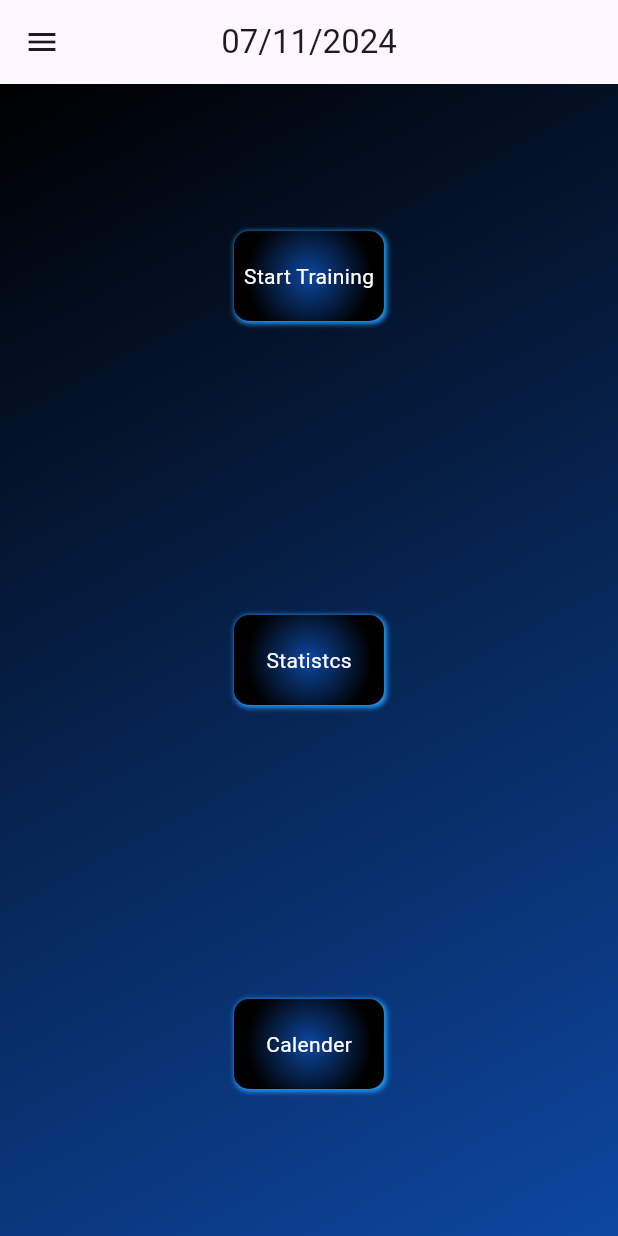
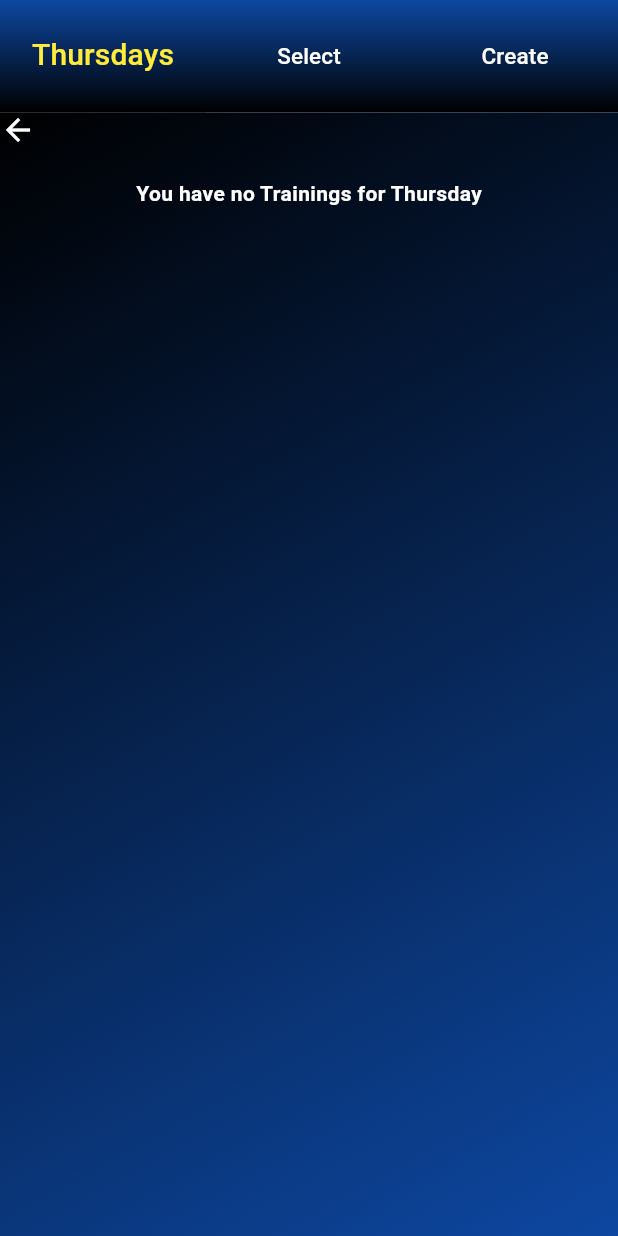
Before and after one commit to housnizalam/gym_app, a Flutter app: the HomeWidget screen opened directly, after a tap on "Start Training", on a phone screen of 412 x 824 dp. Run offline on Flutter 3.47's test engine with Material 3 defaults, Android fonts, the phone set to English and light mode, and no system bars; our stand-ins replace flutter_riverpod, table_calendar.

Commit message:
training widgets

```diff
--- a/lib/globals/extensionen/date_time.dart
+++ b/lib/globals/extensionen/date_time.dart
@@ -1,4 +1,26 @@
 extension DateTimeExtension on DateTime {
-  String get formattedDate => '${day>9?day:'0$day'}/${month>9?month:'0$month'}/$year';
-  bool isSameDay(DateTime other) => year == other.year && month == other.month && day == other.day;
+  String get formattedDate =>
+      '${day > 9 ? day : '0$day'}/${month > 9 ? month : '0$month'}/$year';
+  bool isSameDay(DateTime other) =>
+      year == other.year && month == other.month && day == other.day;
+  String get todayAsWeakday {
+    switch (weekday) {
+      case 1:
+        return 'Monday';
+      case 2:
+        return 'Tuesday';
+      case 3:
+        return 'Wednesday';
+      case 4:
+        return 'Thursday';
+      case 5:
+        return 'Friday';
+      case 6:
+        return 'Saturday';
+      case 7:
+        return 'Sunday';
+      default:
+        return '';
+    }
   }
+}
--- a/lib/globals/extensionen/navigator.dart
+++ b/lib/globals/extensionen/navigator.dart
@@ -16,7 +16,7 @@ extension EasyNavigator on BuildContext{
     Navigator.of(this).pop();
   }
 
-  void animateToAsPush({required Widget page, AnimationType animationType=AnimationType.open, Duration duration = const Duration(milliseconds: 300)}) {
+  void animateToAsPush({required Widget page, AnimationType animationType=AnimationType.slideUp, Duration duration = const Duration(milliseconds: 300)}) {
     switch (animationType) {
       case AnimationType.slideToLeft:
         AnimatedNavigator.slideToLeft(context: this, page: page, duration: duration);
@@ -44,7 +44,7 @@ extension EasyNavigator on BuildContext{
         break;
     }
   }
-  void animateToAsPushReplacement({required Widget page, AnimationType animationType=AnimationType.open, Duration duration = const Duration(milliseconds: 300)}){
+  void animateToAsPushReplacement({required Widget page, AnimationType animationType=AnimationType.slideUp, Duration duration = const Duration(milliseconds: 300)}){
     switch (animationType) {
       case AnimationType.slideToLeft:
         AnimatedNavigator.slideToLeft(context: this, page: page, naviType: NaviType.replacement, duration: duration);
@@ -72,6 +72,8 @@ extension EasyNavigator on BuildContext{
         break;
     }
   }
+
+  void pop()=>Navigator.of(this).pop();
 
 }
 
--- /dev/null
+++ b/lib/globals/extensionen/size_extension.dart
@@ -0,0 +1,8 @@
+
+
+import 'package:flutter/material.dart';
+
+extension SizeExtension on BuildContext{
+  double get height => MediaQuery.of(this).size.height;
+  double get width => MediaQuery.of(this).size.width;
+}
--- a/lib/globals/widgets/my_container.dart
+++ b/lib/globals/widgets/my_container.dart
@@ -1,13 +1,18 @@
 import 'package:flutter/material.dart';
 
 class MyContainer extends StatelessWidget {
-  const MyContainer({super.key, this.child, this.gradient});
+  const MyContainer(
+      {super.key, this.child, this.gradient, this.height, this.width});
   final Widget? child;
   final Gradient? gradient;
+  final double? height;
+  final double? width;
 
   @override
   Widget build(BuildContext context) {
     return Container(
+      height: height,
+      width: width,
       decoration: BoxDecoration(
         gradient: gradient ??
             LinearGradient(
--- /dev/null
+++ b/lib/globals/widgets/tapbar.dart
@@ -0,0 +1,95 @@
+import 'package:flutter/material.dart';
+
+class AmazingTabBarView extends StatefulWidget {
+  final Duration? duration;
+  final int initialSeite;
+  final int pageHeitToBar;
+  final double indikatorWeight;
+  final List<Widget> labelWidgets;
+  final List<Widget> pageWidgets;
+  final Color? unselectedLabelColor;
+  final Color? selectedLabelColor;
+  final Color? indikatorColor;
+  final TextStyle? unselectedLabelStyle;
+  final TextStyle? selectedLabelStyle;
+  final bool lowerBar;
+  const AmazingTabBarView({
+    this.initialSeite = 0,
+    this.pageHeitToBar = 10,
+    this.indikatorWeight = 4,
+    this.indikatorColor,
+    this.lowerBar = false,
+    this.duration,
+    this.unselectedLabelColor,
+    this.selectedLabelColor,
+    this.unselectedLabelStyle,
+    this.selectedLabelStyle,
+    required this.labelWidgets,
+    required this.pageWidgets,
+    super.key,
+  });
+
+  @override
+  State<AmazingTabBarView> createState() => _AmazingTabBarViewState();
+}
+
+class _AmazingTabBarViewState extends State<AmazingTabBarView>
+    with TickerProviderStateMixin {
+  @override
+  Widget build(BuildContext context) {
+    TabController tabController = TabController(
+      animationDuration: widget.duration ?? const Duration(milliseconds: 400),
+      initialIndex: widget.initialSeite,
+      length: widget.pageWidgets.length,
+      vsync: this,
+    );
+    return Material(
+      child: Column(
+        children: [
+          if (widget.lowerBar)
+            Expanded(
+              flex: widget.pageHeitToBar,
+              child: TabBarView(
+                controller: tabController,
+                children: widget.pageWidgets,
+              ),
+            ),
+          Expanded(
+            child: Container(
+              decoration: BoxDecoration(
+                  gradient: LinearGradient(
+                begin: Alignment.topCenter,
+                end: Alignment.bottomCenter,
+                colors: [Colors.blue[900]!, Colors.black],
+              )),
+              child: TabBar(
+                labelPadding: EdgeInsets.zero,
+                indicatorSize: TabBarIndicatorSize.tab,
+                dividerHeight: 0,
+                indicatorWeight: widget.indikatorWeight,
+                indicatorColor: widget.indikatorColor ?? Colors.black,
+                controller: tabController,
+                unselectedLabelColor:
+                    widget.unselectedLabelColor ?? Colors.white,
+                labelColor: widget.selectedLabelColor ?? Colors.yellow,
+                labelStyle: widget.selectedLabelStyle ??
+                    const TextStyle(fontSize: 20, fontWeight: FontWeight.w500),
+                unselectedLabelStyle: widget.unselectedLabelStyle ??
+                    const TextStyle(fontSize: 15),
+                tabs: widget.labelWidgets,
+              ),
+            ),
+          ),
+          if (!widget.lowerBar)
+            Expanded(
+              flex: widget.pageHeitToBar,
+              child: TabBarView(
+                controller: tabController,
+                children: widget.pageWidgets,
+              ),
+            ),
+        ],
+      ),
+    );
+  }
+}
--- /dev/null
+++ b/lib/globals/widgets/training_widget.dart
@@ -0,0 +1,19 @@
+import 'package:flutter/material.dart';
+import 'package:flutter_riverpod/flutter_riverpod.dart';
+import 'package:gym_app/models/saved_trainingsday.dart';
+
+class TrainingWidget extends ConsumerStatefulWidget {
+  const TrainingWidget({super.key, required this.trainingsday});
+  final SavedTrainingsday trainingsday;
+
+  @override
+  ConsumerState<TrainingWidget> createState() => _TrainingWidgetState();
+}
+
+class _TrainingWidgetState extends ConsumerState<TrainingWidget> {
+  @override
+  Widget build(BuildContext context) {
+    final trainingsday = widget.trainingsday;
+    return const Placeholder();
+  }
+}
--- a/lib/gui/home_widgets/calender/calender.dart
+++ b/lib/gui/home_widgets/calender_widget/calender.dart
@@ -1,8 +1,10 @@
 import 'package:flutter/material.dart';
 import 'package:flutter_riverpod/flutter_riverpod.dart';
+import 'package:gym_app/globals/extensionen/navigator.dart';
 import 'package:gym_app/globals/widgets/my_container.dart';
-import 'package:gym_app/gui/home_widgets/calender/calender_widgets/day_widget.dart';
-import 'package:gym_app/gui/home_widgets/calender/calender_widgets/toda_widget.dart';
+import 'package:gym_app/gui/home_widgets/calender_widget/calender_widgets/day_widget.dart';
+import 'package:gym_app/gui/home_widgets/calender_widget/calender_widgets/toda_widget.dart';
+
 import 'package:gym_app/riverpod/calender_providers.dart';
 import 'package:table_calendar/table_calendar.dart';
 
@@ -27,7 +29,7 @@ class CalenderWidget extends ConsumerWidget {
                 children: [
                   InkWell(
                     onTap: () {
-                      Navigator.pop(context);
+                      context.pop();
                     },
                     child: Padding(
                       padding: const EdgeInsets.only(left: 4),
--- a/lib/gui/home_widgets/home.dart
+++ b/lib/gui/home_widgets/home.dart
@@ -3,7 +3,8 @@ import 'package:gym_app/globals/extensionen/date_time.dart';
 import 'package:gym_app/globals/extensionen/navigator.dart';
 import 'package:gym_app/globals/widgets/my_container.dart';
 import 'package:gym_app/globals/widgets/my_inkwell.dart';
-import 'package:gym_app/gui/home_widgets/calender/calender.dart';
+import 'package:gym_app/gui/home_widgets/calender_widget/calender.dart';
+import 'package:gym_app/gui/home_widgets/training_widget/main_training_widget.dart';
 
 class HomeWidget extends StatelessWidget {
   const HomeWidget({super.key});
@@ -14,9 +15,24 @@ class HomeWidget extends StatelessWidget {
       drawer: Drawer(
         width: MediaQuery.of(context).size.width * 0.6,
       ),
-      appBar: AppBar(
-        centerTitle: true,
-        title: Text(DateTime.now().formattedDate),
+      appBar: PreferredSize(
+        preferredSize: Size.fromHeight(60),
+        child: Container(
+          decoration: BoxDecoration(
+            gradient: LinearGradient(
+                begin: Alignment.topCenter,
+                end: Alignment.bottomCenter,
+                colors: [Colors.blue[900]!, Colors.black]),
+          ),
+          child: AppBar(
+            iconTheme: const IconThemeData(color: Colors.white),
+            backgroundColor: Colors.transparent,
+            centerTitle: true,
+            title: Text(DateTime.now().formattedDate,
+                style: const TextStyle(
+                    color: Colors.white, fontWeight: FontWeight.bold)),
+          ),
+        ),
       ),
       body: MyContainer(
         child: Center(
@@ -26,7 +42,9 @@ class HomeWidget extends StatelessWidget {
               MyInkwell(
                 height: 60,
                 width: 100,
-                onTap: () {},
+                onTap: () {
+                  context.animateToAsPush(page: const MainTrainingWidget());
+                },
                 child: const Text(
                   'Start Training',
                   style: TextStyle(color: Colors.white),
--- /dev/null
+++ b/lib/gui/home_widgets/training_widget/main_training_widget.dart
@@ -0,0 +1,28 @@
+import 'package:flutter/material.dart';
+import 'package:gym_app/globals/widgets/tapbar.dart';
+import 'package:gym_app/gui/home_widgets/training_widget/main_training_widgets/lable_widgets.dart';
+import 'package:gym_app/gui/home_widgets/training_widget/main_training_widgets/page_widgets/creat_training_widget.dart';
+import 'package:gym_app/gui/home_widgets/training_widget/main_training_widgets/page_widgets/select_saved_training_widget.dart';
+import 'package:gym_app/gui/home_widgets/training_widget/main_training_widgets/page_widgets/weakday_widget.dart';
+
+class MainTrainingWidget extends StatelessWidget {
+  const MainTrainingWidget({super.key});
+
+  @override
+  Widget build(BuildContext context) {
+    return const AmazingTabBarView(
+
+      indikatorWeight: 1,
+      labelWidgets: [
+        WeakdayLable(),
+        SelectSavedTrainingsDayLable(),
+        CreateTrainingLable(),
+      ],
+      pageWidgets: [
+        WeakdayWidget(),
+        SelectSavedTrainingWidget(),
+        CreatTrainingWidget(),
+      ],
+    );
+  }
+}
--- /dev/null
+++ b/lib/gui/home_widgets/training_widget/main_training_widgets/lable_widgets.dart
@@ -0,0 +1,40 @@
+import 'package:flutter/material.dart';
+import 'package:gym_app/globals/extensionen/date_time.dart';
+
+class WeakdayLable extends StatelessWidget {
+  const WeakdayLable({
+    super.key,
+  });
+
+  @override
+  Widget build(BuildContext context) {
+    final now = DateTime.now();
+    return Container(
+      child: Tooltip(
+          message: '${now.todayAsWeakday}s Trainings',
+          child: FittedBox(child: Text('${now.todayAsWeakday}s'))),
+    );
+  }
+}
+
+class SelectSavedTrainingsDayLable extends StatelessWidget {
+  const SelectSavedTrainingsDayLable({super.key});
+
+  @override
+  Widget build(BuildContext context) {
+    return Tooltip(
+        message: 'Select one of saved Trainings',
+        child: FittedBox(child: Text('Select')));
+  }
+}
+
+class CreateTrainingLable extends StatelessWidget {
+  const CreateTrainingLable({super.key});
+
+  @override
+  Widget build(BuildContext context) {
+    return Tooltip(
+        message: 'creat a new Training',
+        child: FittedBox(child: Text('Create')));
+  }
+}
--- /dev/null
+++ b/lib/gui/home_widgets/training_widget/main_training_widgets/page_widgets/creat_training_widget.dart
@@ -0,0 +1,11 @@
+import 'package:flutter/material.dart';
+import 'package:gym_app/globals/widgets/my_container.dart';
+
+class CreatTrainingWidget extends StatelessWidget {
+  const CreatTrainingWidget({super.key});
+
+  @override
+  Widget build(BuildContext context) {
+    return MyContainer();
+  }
+}
--- /dev/null
+++ b/lib/gui/home_widgets/training_widget/main_training_widgets/page_widgets/select_saved_training_widget.dart
@@ -0,0 +1,45 @@
+import 'package:flutter/material.dart';
+import 'package:flutter_riverpod/flutter_riverpod.dart';
+import 'package:gym_app/globals/extensionen/size_extension.dart';
+import 'package:gym_app/globals/widgets/my_container.dart';
+import 'package:gym_app/globals/widgets/my_inkwell.dart';
+import 'package:gym_app/models/saved_trainingsday.dart';
+import 'package:gym_app/riverpod/appstate_provider.dart';
+
+class SelectSavedTrainingWidget extends ConsumerStatefulWidget {
+  const SelectSavedTrainingWidget({super.key});
+
+  @override
+  ConsumerState<SelectSavedTrainingWidget> createState() =>
+      _SelectSavedTrainingWidgetState();
+}
+
+class _SelectSavedTrainingWidgetState
+    extends ConsumerState<SelectSavedTrainingWidget> {
+  @override
+  Widget build(BuildContext context) {
+    final List<SavedTrainingsday>? savedTrainingsDays =
+        ref.watch(appStateProvider.select((value) => value.savedTrainingsdays));
+    if (savedTrainingsDays == null || savedTrainingsDays.isEmpty) {
+      return MyContainer(
+        child: Center(
+          child: Text(
+            'You have no saved Trainings',
+            style: const TextStyle(
+                color: Colors.white, fontWeight: FontWeight.bold),
+          ),
+        ),
+      );
+    }
+    return MyContainer(
+      height: context.height,
+      child: SingleChildScrollView(
+        child: Column(
+          children: [
+            for (var trainingsday in savedTrainingsDays) MyInkwell(),
+          ],
+        ),
+      ),
+    );
+  }
+}
--- /dev/null
+++ b/lib/gui/home_widgets/training_widget/main_training_widgets/page_widgets/weakday_widget.dart
@@ -0,0 +1,52 @@
+import 'package:flutter/material.dart';
+import 'package:flutter_riverpod/flutter_riverpod.dart';
+import 'package:gym_app/globals/extensionen/date_time.dart';
+import 'package:gym_app/globals/extensionen/navigator.dart';
+import 'package:gym_app/globals/widgets/my_container.dart';
+import 'package:gym_app/globals/widgets/training_widget.dart';
+import 'package:gym_app/models/saved_trainingsday.dart';
+import 'package:gym_app/riverpod/appstate_provider.dart';
+
+class WeakdayWidget extends ConsumerWidget {
+  const WeakdayWidget({super.key});
+
+  @override
+  Widget build(BuildContext context, WidgetRef ref) {
+    final thisWeakDay =
+        ref.watch(appStateProvider.select((value) => value.thisWeakDay));
+    final now = DateTime.now();
+    if (thisWeakDay == null) {
+      return MyContainer(
+        child: Center(
+          child: Column(
+            children: [
+              Row(
+                children: [
+                  InkWell(
+                    onTap: () => context.pop(),
+                    child: const Icon(
+                      Icons.arrow_back,
+                      color: Colors.white,
+                    ),
+                  ),
+                ],
+              ),
+              Padding(
+                padding: const EdgeInsets.all(20.0),
+                child: Text(
+                  'You have no Trainings for ${now.todayAsWeakday}',
+                  style: const TextStyle(
+                      color: Colors.white, fontWeight: FontWeight.bold),
+                ),
+              ),
+            ],
+          ),
+        ),
+      );
+    }
+
+    final SavedTrainingsday trainingsday = SavedTrainingsday(
+        name: '${now.todayAsWeakday}s Trainings', day: thisWeakDay);
+    return TrainingWidget(trainingsday: trainingsday);
+  }
+}
--- a/lib/models/appstate.dart
+++ b/lib/models/appstate.dart
@@ -1,14 +1,27 @@
 import 'dart:core';
 
 import 'package:gym_app/models/day.dart';
+import 'package:gym_app/models/saved_trainingsday.dart';
 import 'package:gym_app/models/sub_training.dart';
 import 'package:gym_app/models/training.dart';
 import 'package:gym_app/models/uer.dart';
 
 class AppState {
   final List<Day> days;
+  final List<SavedTrainingsday>? savedTrainingsdays ;
+  final List<SubTraining>? subTrainings;
   final User? user;
-  const AppState({required this.days,this.user});
+  const AppState({required this.days, this.user, this.subTrainings,this.savedTrainingsdays});
+
+  Day? get thisWeakDay {
+    Day? result;
+    for (var day in days) {
+      if(day.date.weekday == DateTime.now().weekday){
+        result=day;
+      }
+    }
+    return result;
+  }
 
 // get allTrainings
   List<Training> get allTrainings {
--- /dev/null
+++ b/lib/models/saved_trainingsday.dart
@@ -0,0 +1,9 @@
+
+import 'package:gym_app/models/day.dart';
+
+class SavedTrainingsday{
+  final String name;
+  final Day day;
+  const SavedTrainingsday({required this.name,required this.day});
+
+}
--- /dev/null
+++ b/lib/riverpod/appstate_provider.dart
@@ -0,0 +1,13 @@
+
+import 'package:flutter_riverpod/flutter_riverpod.dart';
+import 'package:gym_app/models/appstate.dart';
+
+class AppStateNotifier extends StateNotifier<AppState> {
+  AppStateNotifier() : super(AppState(days: []));
+
+}
+
+
+final appStateProvider = StateNotifierProvider<AppStateNotifier, AppState>((ref) {
+  return AppStateNotifier();
+});
```
Also changed, not shown: lib/gui/home_widgets/calender_widget/calender_widgets/day_widget.dart (renamed from lib/gui/home_widgets/calender/calender_widgets/day_widget.dart), lib/gui/home_widgets/calender_widget/calender_widgets/toda_widget.dart (renamed from lib/gui/home_widgets/calender/calender_widgets/toda_widget.dart), lib/gui/home_widgets/training_widget/training_widget.dart (deleted).
